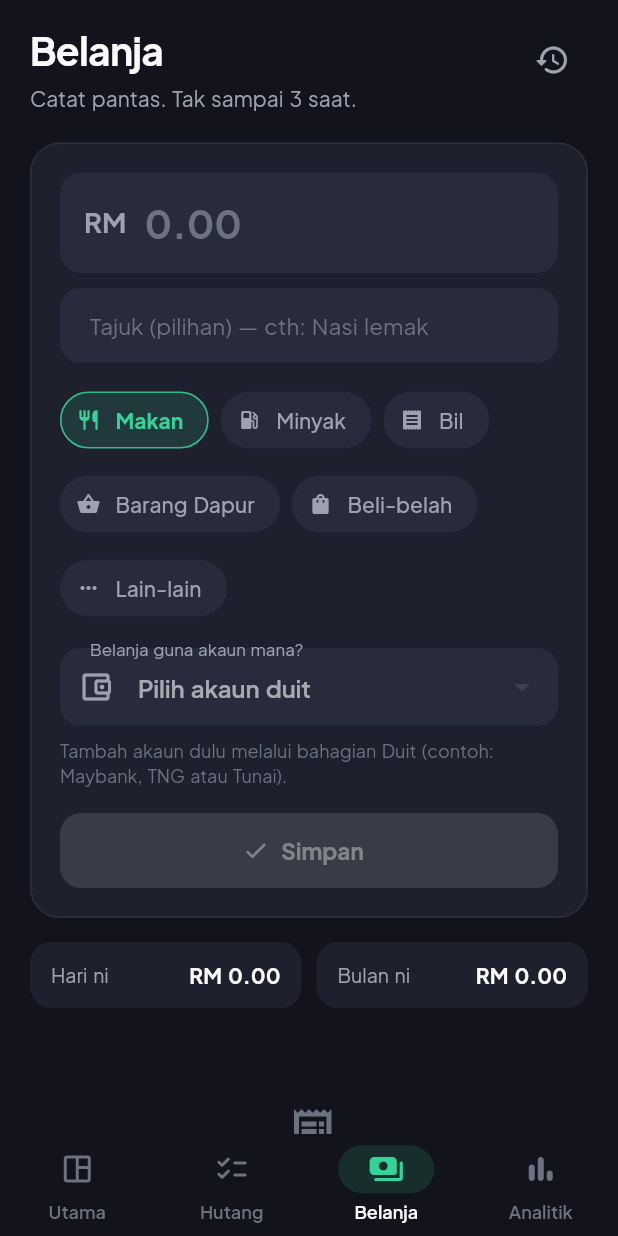
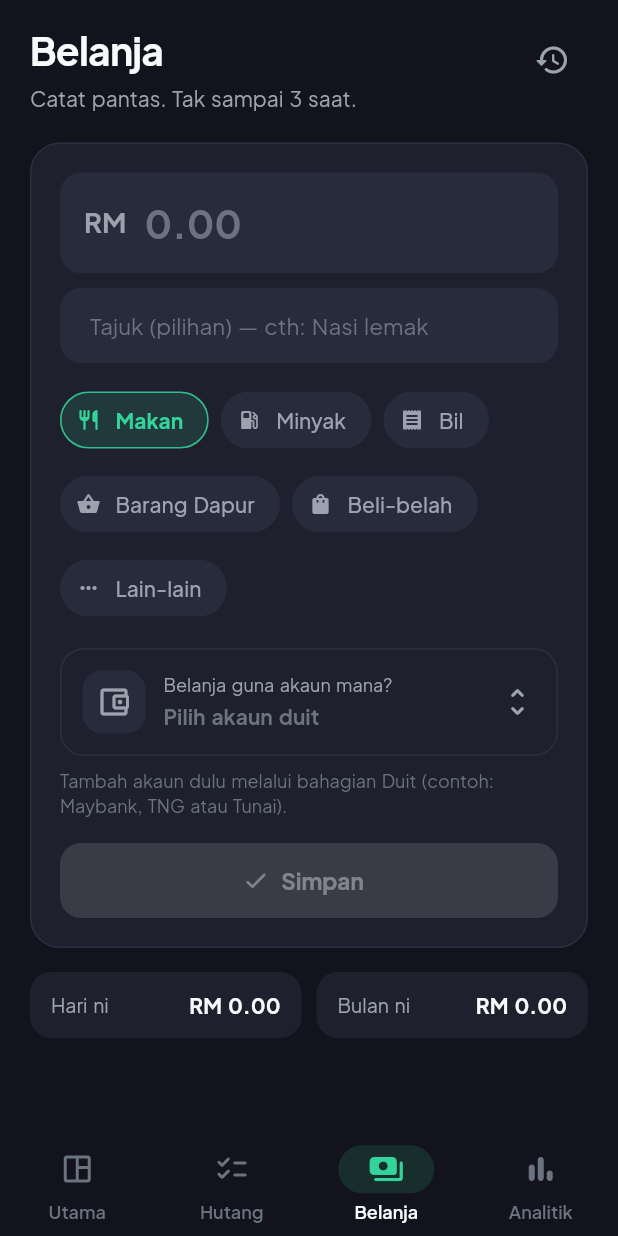
Before and after one commit to amirfirdausoffff/koyak_app, a Flutter app: the screen it shows after launch, item 3 of the bottom bar chosen, on a phone screen of 412 x 824 dp. Run offline on Flutter 3.47's test engine with Material 3 defaults, Android fonts, the phone set to English and light mode, and no system bars; our stand-ins replace fl_chart, google_sign_in, googleapis_auth, shared_preferences; missing offline and left inert: extension_google_sign_in_as_googleapis_auth, google_sign_in_platform_interface, googleapis, workmanager.

Commit message:
feat: add searchable expense account picker

```diff
--- a/lib/views/expense/widgets/quick_expense_form.dart
+++ b/lib/views/expense/widgets/quick_expense_form.dart
@@ -5,11 +5,13 @@ import 'package:provider/provider.dart';
 import '../../../core/theme/app_colors.dart';
 import '../../../core/utils/currency_formatter.dart';
 import '../../../models/expense_model.dart';
+import '../../../models/income_model.dart';
 import '../../../viewmodels/expense_view_model.dart';
 import '../../../viewmodels/income_view_model.dart';
 import '../../shared/category_style.dart';
 import '../../shared/widgets/amount_field.dart';
 import '../../shared/widgets/confirm_dialogs.dart';
+import 'expense_account_picker.dart';
 
 /// Under-3-seconds entry: type the amount, tap a category, hit enter.
 /// The title is optional and defaults to the category name.
@@ -29,6 +31,7 @@ class _QuickExpenseFormState extends State<QuickExpenseForm> {
   final _title = TextEditingController();
   ExpenseCategory _category = ExpenseCategory.makan;
   String? _account;
+  bool _showAccountError = false;
 
   @override
   void dispose() {
@@ -39,7 +42,10 @@ class _QuickExpenseFormState extends State<QuickExpenseForm> {
 
   Future<void> _save() async {
     if (!(_formKey.currentState?.validate() ?? false)) return;
-    if (_account == null) return;
+    if (_account == null) {
+      setState(() => _showAccountError = true);
+      return;
+    }
 
     final amount = CurrencyFormatter.parse(_amount.text)!;
     final confirmed = await confirmSave(
@@ -69,12 +75,32 @@ class _QuickExpenseFormState extends State<QuickExpenseForm> {
     widget.onSaved?.call(expense);
   }
 
+  Future<void> _pickAccount(
+    List<IncomeModel> accounts,
+    ExpenseViewModel expenses,
+  ) async {
+    final account = await showExpenseAccountPicker(
+      context,
+      accounts: accounts,
+      expenses: expenses,
+      selectedAccount: _account,
+    );
+    if (account == null || !mounted) return;
+    setState(() {
+      _account = account;
+      _showAccountError = false;
+    });
+  }
+
   @override
   Widget build(BuildContext context) {
     final accounts = context.watch<IncomeViewModel>().incomes;
     final expenses = context.watch<ExpenseViewModel>();
     final accountNames = accounts.map((income) => income.source).toSet();
     if (!accountNames.contains(_account)) _account = null;
+    final selected = _account == null
+        ? null
+        : accounts.firstWhere((account) => account.source == _account);
 
     return Form(
       key: _formKey,
@@ -112,30 +138,14 @@ class _QuickExpenseFormState extends State<QuickExpenseForm> {
             ],
           ),
           const SizedBox(height: 16),
-          DropdownButtonFormField<String>(
-            key: ValueKey(_account),
-            initialValue: _account,
-            isExpanded: true,
-            decoration: const InputDecoration(
-              labelText: 'Belanja guna akaun mana?',
-              hintText: 'Pilih akaun duit',
-              prefixIcon: Icon(Icons.account_balance_wallet_outlined),
-            ),
-            items: [
-              for (final account in accounts)
-                DropdownMenuItem(
-                  value: account.source,
-                  child: Text(
-                    '${account.source} · Baki ${(account.amount - expenses.totalFromAccount(account.source)).asRinggit}',
-                    overflow: TextOverflow.ellipsis,
-                  ),
-                ),
-            ],
-            onChanged: accounts.isEmpty
+          _AccountPickerField(
+            account: selected,
+            balance: selected == null
                 ? null
-                : (value) => setState(() => _account = value),
-            validator: (value) =>
-                value == null ? 'Pilih akaun untuk belanja ini' : null,
+                : selected.amount - expenses.totalFromAccount(selected.source),
+            enabled: accounts.isNotEmpty,
+            showError: _showAccountError,
+            onTap: () => _pickAccount(accounts, expenses),
           ),
           if (accounts.isEmpty) ...[
             const SizedBox(height: 8),
@@ -152,6 +162,135 @@ class _QuickExpenseFormState extends State<QuickExpenseForm> {
           ),
         ],
       ),
+    );
+  }
+}
+
+class _AccountPickerField extends StatelessWidget {
+  const _AccountPickerField({
+    required this.account,
+    required this.balance,
+    required this.enabled,
+    required this.showError,
+    required this.onTap,
+  });
+
+  final IncomeModel? account;
+  final double? balance;
+  final bool enabled;
+  final bool showError;
+  final VoidCallback onTap;
+
+  @override
+  Widget build(BuildContext context) {
+    final selected = account != null;
+    final borderColor = showError
+        ? Theme.of(context).colorScheme.error
+        : selected
+        ? AppColors.green.withValues(alpha: 0.65)
+        : AppColors.border;
+    final radius = BorderRadius.circular(16);
+    return Column(
+      crossAxisAlignment: CrossAxisAlignment.start,
+      children: [
+        Material(
+          color: selected
+              ? AppColors.green.withValues(alpha: 0.08)
+              : AppColors.surface,
+          borderRadius: radius,
+          child: InkWell(
+            onTap: enabled ? onTap : null,
+            borderRadius: radius,
+            child: Container(
+              padding: const EdgeInsets.all(14),
+              decoration: BoxDecoration(
+                borderRadius: radius,
+                border: Border.all(color: borderColor),
+              ),
+              child: Row(
+                children: [
+                  Container(
+                    width: 42,
+                    height: 42,
+                    decoration: BoxDecoration(
+                      color: AppColors.surfaceRaised,
+                      borderRadius: BorderRadius.circular(13),
+                    ),
+                    child: Icon(
+                      selected
+                          ? moneySourceIcon(account!.source)
+                          : Icons.account_balance_wallet_outlined,
+                      color: selected
+                          ? AppColors.green
+                          : AppColors.textSecondary,
+                    ),
+                  ),
+                  const SizedBox(width: 12),
+                  Expanded(
+                    child: Column(
+                      crossAxisAlignment: CrossAxisAlignment.start,
+                      children: [
+                        const Text(
+                          'Belanja guna akaun mana?',
+                          style: TextStyle(
+                            color: AppColors.textSecondary,
+                            fontSize: 12,
+                          ),
+                        ),
+                        const SizedBox(height: 2),
+                        Text(
+                          selected ? account!.source : 'Pilih akaun duit',
+                          style: TextStyle(
+                            fontWeight: FontWeight.w700,
+                            color: enabled
+                                ? AppColors.textPrimary
+                                : AppColors.textMuted,
+                          ),
+                        ),
+                      ],
+                    ),
+                  ),
+                  if (selected)
+                    Column(
+                      crossAxisAlignment: CrossAxisAlignment.end,
+                      children: [
+                        const Text(
+                          'Baki',
+                          style: TextStyle(
+                            color: AppColors.textMuted,
+                            fontSize: 11,
+                          ),
+                        ),
+                        Text(
+                          balance!.asRinggit,
+                          style: const TextStyle(
+                            color: AppColors.green,
+                            fontWeight: FontWeight.w800,
+                          ),
+                        ),
+                      ],
+                    )
+                  else
+                    const Icon(
+                      Icons.unfold_more_rounded,
+                      color: AppColors.textSecondary,
+                    ),
+                ],
+              ),
+            ),
+          ),
+        ),
+        if (showError) ...[
+          const SizedBox(height: 6),
+          Text(
+            'Pilih akaun untuk belanja ini',
+            style: TextStyle(
+              color: Theme.of(context).colorScheme.error,
+              fontSize: 12,
+            ),
+          ),
+        ],
+      ],
     );
   }
 }
```
Also changed, not shown: lib/views/expense/widgets/expense_account_picker.dart (added, +286 -0 lines), 1 other file.
